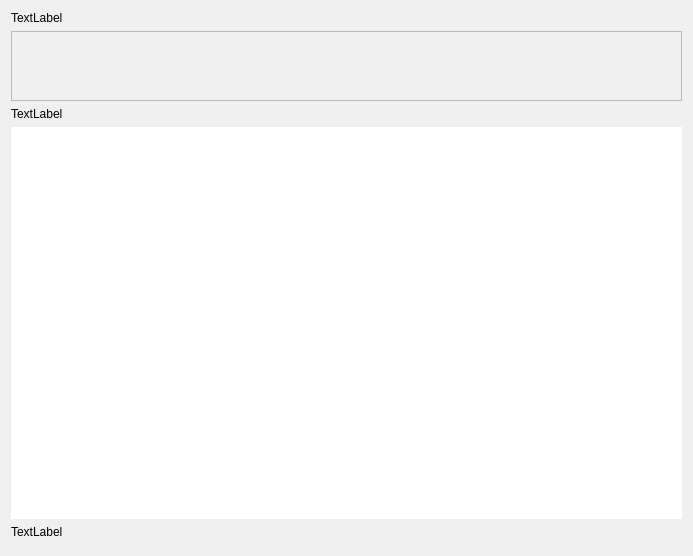
Before: the Qt Designer form src/gui/activitywidget.ui in nextcloud/desktop, drawn with Qt 5.
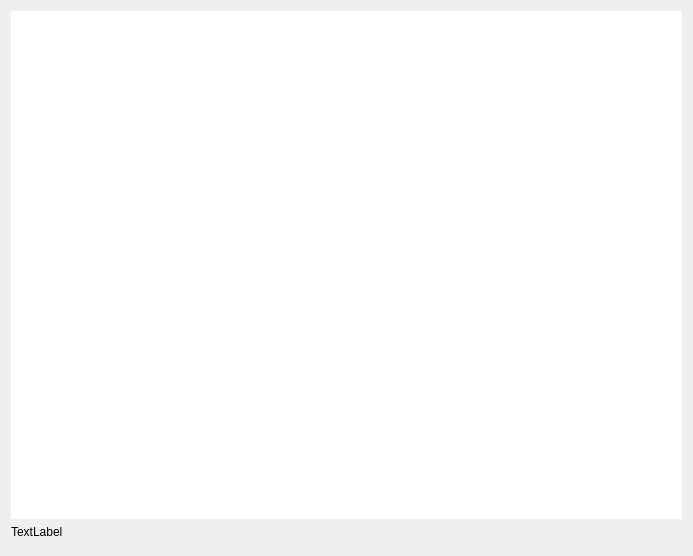
After: the same form once the commit is applied.

Commit message: Small fixes: align progress indicator to the center, removes unused code, removes unused labels.

```diff
--- a/src/gui/activitywidget.ui
+++ b/src/gui/activitywidget.ui
@@ -14,65 +14,26 @@
    <string>Form</string>
   </property>
   <layout class="QGridLayout" name="gridLayout">
-   <item row="0" column="0">
-    <widget class="QLabel" name="_notifyLabel">
-     <property name="sizePolicy">
-      <sizepolicy hsizetype="Preferred" vsizetype="Maximum">
-       <horstretch>0</horstretch>
-       <verstretch>0</verstretch>
-      </sizepolicy>
-     </property>
-     <property name="text">
-      <string>TextLabel</string>
-     </property>
-     <property name="textFormat">
-      <enum>Qt::PlainText</enum>
-     </property>
-    </widget>
-   </item>
    <item row="1" column="0">
-    <widget class="QScrollArea" name="_notifyScroll">
+    <widget class="QLabel" name="_bottomLabel">
      <property name="sizePolicy">
-      <sizepolicy hsizetype="Expanding" vsizetype="Preferred">
+      <sizepolicy hsizetype="Preferred" vsizetype="Maximum">
        <horstretch>0</horstretch>
        <verstretch>0</verstretch>
       </sizepolicy>
      </property>
-     <property name="widgetResizable">
-      <bool>true</bool>
+     <property name="text">
+      <string>TextLabel</string>
      </property>
-     <property name="alignment">
-      <set>Qt::AlignLeading|Qt::AlignLeft|Qt::AlignTop</set>
+     <property name="textFormat">
+      <enum>Qt::RichText</enum>
      </property>
-     <widget class="QWidget" name="_scrollAreaWidgetContents">
-      <property name="geometry">
-       <rect>
-        <x>0</x>
-        <y>0</y>
-        <width>673</width>
-        <height>68</height>
-       </rect>
-      </property>
-     </widget>
     </widget>
    </item>
    <item row="2" column="0">
-    <widget class="QLabel" name="_headerLabel">
-     <property name="sizePolicy">
-      <sizepolicy hsizetype="Preferred" vsizetype="Maximum">
-       <horstretch>0</horstretch>
-       <verstretch>0</verstretch>
-      </sizepolicy>
-     </property>
-     <property name="text">
-      <string>TextLabel</string>
-     </property>
-     <property name="textFormat">
-      <enum>Qt::RichText</enum>
-     </property>
-    </widget>
+    <widget class="QDialogButtonBox" name="_dialogButtonBox"/>
    </item>
-   <item row="3" column="0">
+   <item row="0" column="0">
     <widget class="QListView" name="_activityList">
      <property name="sizePolicy">
       <sizepolicy hsizetype="Expanding" vsizetype="Expanding">
@@ -103,25 +64,6 @@
      </property>
     </widget>
    </item>
-   <item row="4" column="0">
-    <widget class="QLabel" name="_bottomLabel">
-     <property name="sizePolicy">
-      <sizepolicy hsizetype="Preferred" vsizetype="Maximum">
-       <horstretch>0</horstretch>
-       <verstretch>0</verstretch>
-      </sizepolicy>
-     </property>
-     <property name="text">
-      <string>TextLabel</string>
-     </property>
-     <property name="textFormat">
-      <enum>Qt::RichText</enum>
-     </property>
-    </widget>
-   </item>
-   <item row="5" column="0">
-    <widget class="QDialogButtonBox" name="_dialogButtonBox"/>
-   </item>
   </layout>
  </widget>
  <tabstops>
```
The commit also changes 2 other files.
